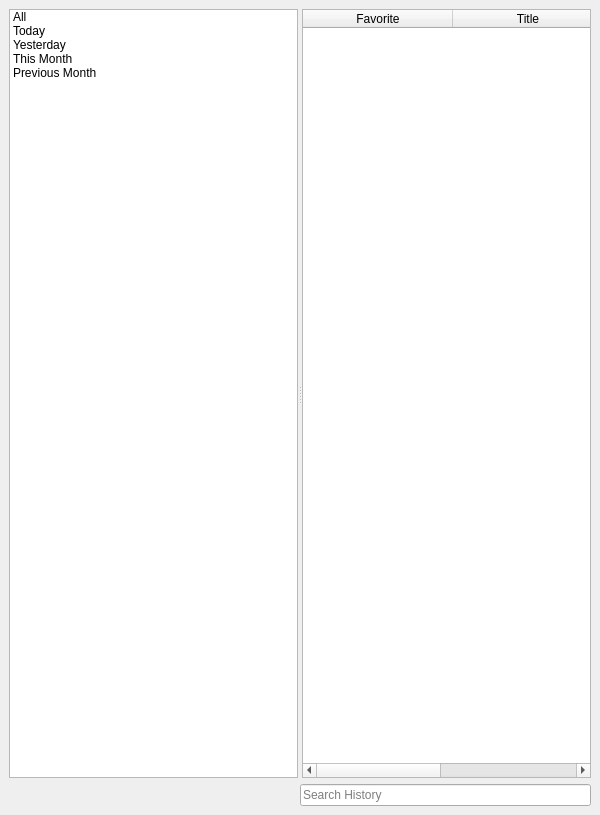
First picture: the form in 2.x/UI/dooble_history_window.ui, repository textbrowser/dooble, before the edit.
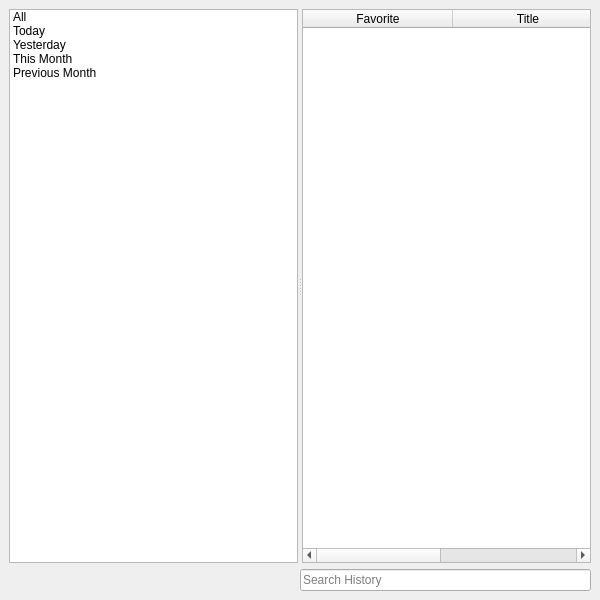
Second picture: the form after the edit. Icons and pictures are not drawn. Custom widgets are drawn as their Qt base class.

The edit to the form file:
```diff
--- a/2.x/UI/dooble_history_window.ui
+++ b/2.x/UI/dooble_history_window.ui
@@ -7,7 +7,7 @@
     <x>0</x>
     <y>0</y>
     <width>600</width>
-    <height>815</height>
+    <height>600</height>
    </rect>
   </property>
   <property name="windowTitle">
```
Left out of the diff: 6 changed lines with no effect on the pictures.
